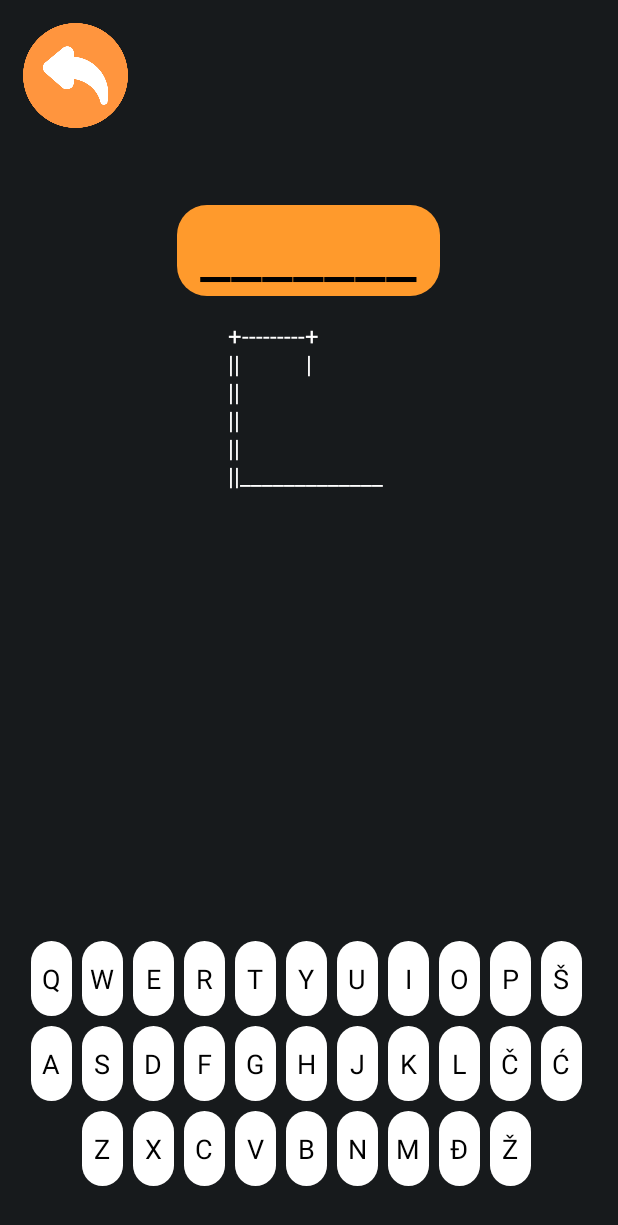
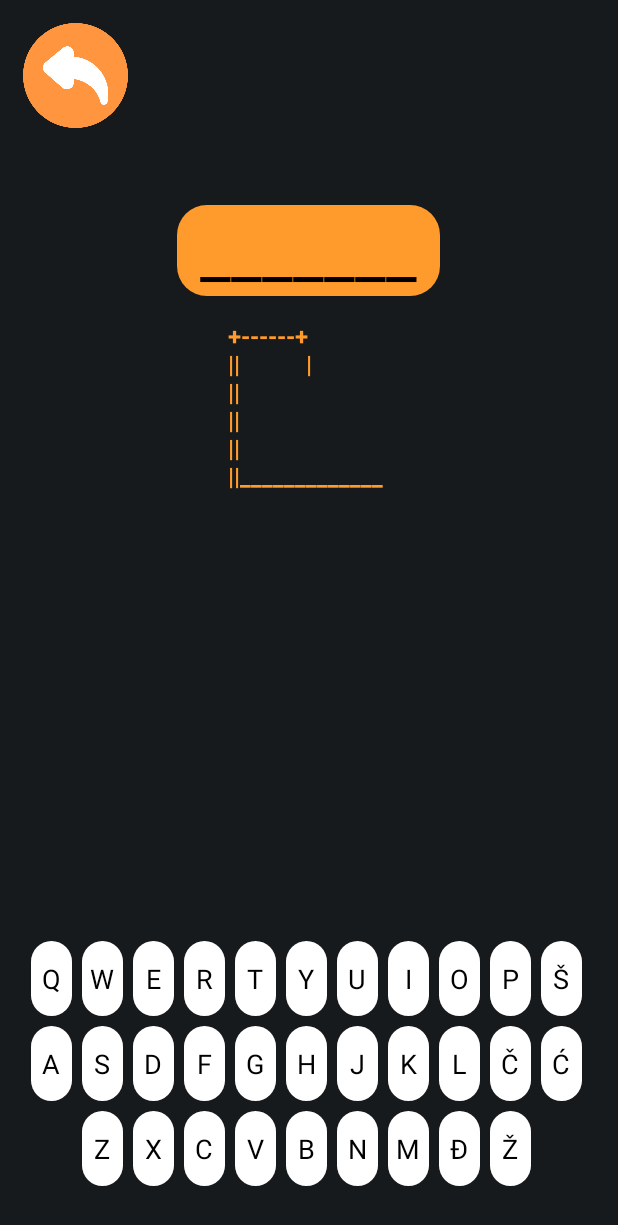
Before and after one commit to jovandeka/Hangman-game-Android, an Android app: the MainActivity screen opened directly, with no data from a screen before it, on a phone screen of 412 x 824 dp. Shown: the top 1225 px of the screen. Run offline under Robolectric (Android 15) with nearby library versions, the phone set to English and light mode, and no system bars.

Commit message:
Small fixes

```diff
--- a/app/src/main/java/com/example/vesanje/TwoPlayerGameActivity.java
+++ b/app/src/main/java/com/example/vesanje/TwoPlayerGameActivity.java
@@ -56,6 +56,6 @@ public class TwoPlayerGameActivity extends AppCompatActivity {
     }
     private static boolean isValidWord(String word) {
 
-        return word.matches("^[a-zA-ZćčđžšĆČĐŽŠ]+$");
+        return word.matches("^[a-zA-ZćčđžšĆČĐŽŠ\\s]+$");
     }
 }
--- a/app/src/main/res/layout/activity_main.xml
+++ b/app/src/main/res/layout/activity_main.xml
@@ -45,7 +45,8 @@
         android:id="@+id/guessesTextView"
         android:layout_width="wrap_content"
         android:layout_height="wrap_content"
-        android:textColor="@color/white"
+        android:textColor="@color/orange"
+        android:textStyle="bold"
         android:layout_below="@id/wordTextView"
         android:layout_centerHorizontal="true"
         android:layout_marginTop="15dp"
```
Also changed, not shown: app/src/main/java/com/example/vesanje/MainActivity.java (+7 -7 lines).
